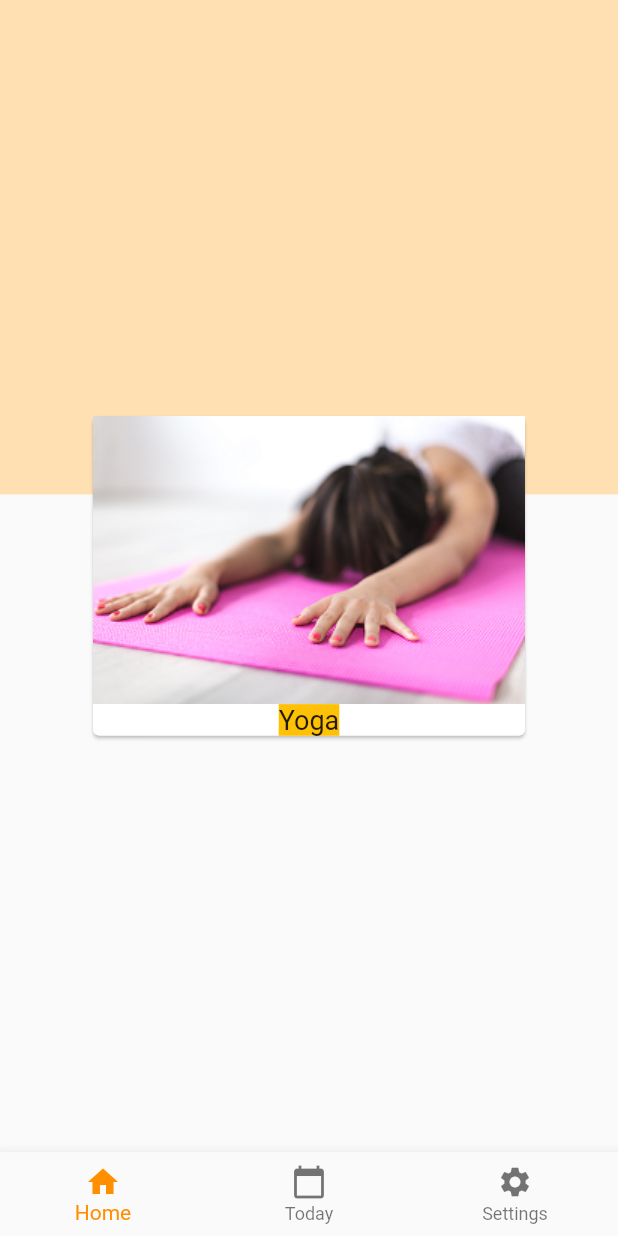
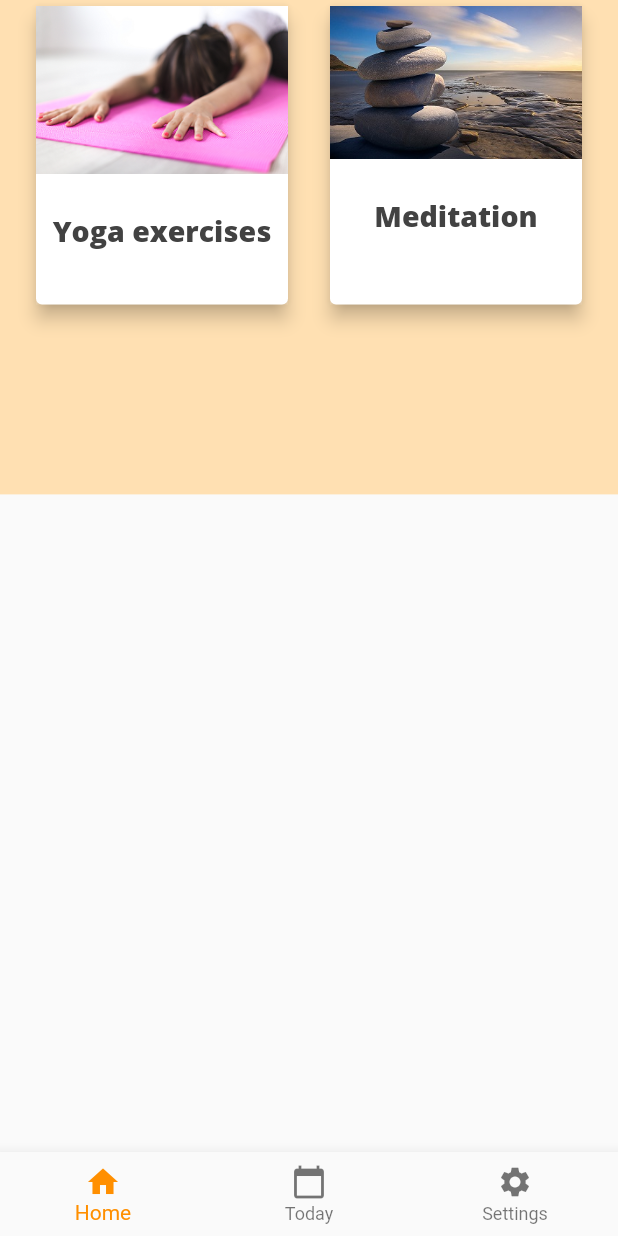
Before and after one commit to genakust/enjoy_app, a Flutter app: the screen it shows after launch, on a phone screen of 412 x 824 dp. Run offline on Flutter 3.47's test engine with Material 2 defaults, Android fonts, the phone set to English and light mode, and no system bars.

Commit message:
added the custom card

```diff
--- /dev/null
+++ b/lib/constants.dart
@@ -0,0 +1,9 @@
+import 'package:flutter/material.dart';
+
+TextStyle kCardCaption = TextStyle(
+  color: Colors.grey[800],
+  fontWeight: FontWeight.w900,
+  fontStyle: FontStyle.normal,
+  fontFamily: 'Open Sans',
+  fontSize: 19,
+);
--- a/lib/main.dart
+++ b/lib/main.dart
@@ -16,6 +16,11 @@ class MyApp extends StatelessWidget {
         visualDensity: VisualDensity.adaptivePlatformDensity,
       ),
       home: HomePage(),
+      routes: <String, WidgetBuilder>{
+        '/a': (BuildContext context) => HomePage(),
+        // '/b': (BuildContext context) => YogaScreen(),
+        // '/c': (BuildContext context) => MeditationScreen(),
+      },
     );
   }
 }
--- a/lib/screens/home_page.dart
+++ b/lib/screens/home_page.dart
@@ -1,3 +1,4 @@
+import 'package:enjoy_app/widgets/custom_card.dart';
 import 'package:flutter/material.dart';
 import 'package:enjoy_app/widgets/bottom_nav_bar.dart';
 
@@ -11,32 +12,37 @@ class _State extends State<HomePage> {
   Widget build(BuildContext context) {
     // width and height of device
     var size = MediaQuery.of(context).size;
-    var scaffold = Scaffold(
+    return Scaffold(
       body: Stack(
         children: <Widget>[
           Container(
             height: size.height * .40,
-            color: Color(0xFFffe0b2), // #ffe0b2 grey: 0xFF90a4ae
+            color: Color(0xFFffe0b2),
           ),
           SafeArea(
             child: Padding(
               padding: EdgeInsets.symmetric(horizontal: 20),
-              child: Center(
-                child: Card(
-                  child: Column(
-                    mainAxisSize: MainAxisSize.min,
-                    children: <Widget>[
-                      Image.asset("assets/images/fitness.png"),
-                      Text(
-                        'Yoga',
-                        style: TextStyle(
-                          fontSize: 18.0,
-                          backgroundColor: Colors.amber,
-                        ),
-                      ),
-                    ],
+              child: GridView.count(
+                crossAxisCount: 2,
+                childAspectRatio: .85,
+                crossAxisSpacing: 20,
+                mainAxisSpacing: 20,
+                children: <Widget>[
+                  CustomCard(
+                    imageSrc: "assets/images/fitness.png",
+                    caption: 'Yoga exercises',
+                    onTap: () {
+                      Navigator.pushNamed(context, '/b');
+                    },
                   ),
-                ),
+                  CustomCard(
+                    imageSrc: "assets/images/meditation.jpg",
+                    caption: 'Meditation',
+                    onTap: () {
+                      Navigator.pushNamed(context, '/c');
+                    },
+                  ),
+                ],
               ),
             ),
           ),
@@ -44,6 +50,5 @@ class _State extends State<HomePage> {
       ),
       bottomNavigationBar: MyBottomNavBar(),
     );
-    return scaffold;
   }
 }
--- /dev/null
+++ b/lib/screens/meditation_page.dart
@@ -0,0 +1,13 @@
+import 'package:flutter/material.dart';
+
+class MeditationScreen extends StatefulWidget {
+  @override
+  _MeditationScreenState createState() => _MeditationScreenState();
+}
+
+class _MeditationScreenState extends State<MeditationScreen> {
+  @override
+  Widget build(BuildContext context) {
+    return Container();
+  }
+}
--- /dev/null
+++ b/lib/widgets/custom_card.dart
@@ -0,0 +1,42 @@
+import 'package:flutter/material.dart';
+
+import '../constants.dart';
+
+class CustomCard extends StatelessWidget {
+  final String imageSrc;
+  final String caption;
+  final Function onTap;
+  const CustomCard({this.imageSrc, this.caption, this.onTap});
+  @override
+  Widget build(BuildContext context) {
+    return Card(
+      elevation: 5,
+      child: InkWell(
+        child: Container(
+          decoration: BoxDecoration(color: Colors.white12),
+          // height: 100,
+          // width: 160,
+          child: Column(
+            mainAxisSize: MainAxisSize.min,
+            crossAxisAlignment: CrossAxisAlignment.stretch,
+            children: <Widget>[
+              Image.asset(
+                imageSrc,
+                fit: BoxFit.cover,
+              ),
+              SizedBox(
+                height: 25,
+              ),
+              Text(
+                caption,
+                style: kCardCaption,
+                textAlign: TextAlign.center,
+              ),
+            ],
+          ),
+        ),
+        onTap: onTap,
+      ),
+    );
+  }
+}
--- a/models/database.dart
+++ b/models/database.dart
@@ -1,35 +1,34 @@
 import 'package:sqflite/sqflite.dart';
-import 'dart:async';
 import 'package:path/path.dart';
+// import 'dart:async';
 
 class DBProvider {
   DBProvider._();
   static final DBProvider db = DBProvider._();
 }
 
-class Queries{
-  static String kDatabaseName = 'yoga_db.db';
-  // Open the database and store the reference.
-  final Future<Database> database = openDatabase(
-    // Set the path to the database. Note: Using the `join` function from the
-    // `path` package is best practice to ensure the path is correctly
-    // constructed for each platform.
-    join(await getDatabasesPath(), kDatabaseName),
-  );
+//   String kDatabaseName = 'yoga_db.db';
 
-  // create a database
-  final Future<Database> database = openDatabase(
-  // Set the path to the database.
-  join(await getDatabasesPath(), kDatabaseName),
-  // When the database is first created, create a table to store dogs.
-  onCreate: (db, version) {
-    // Run the CREATE TABLE statement on the database.
-    return db.execute(
-      "CREATE TABLE yoga_poses(id INTEGER PRIMARY KEY, name TEXT, description Text, picture Text, duration REAL)",
-    );
-  },
-  // Set the version. This executes the onCreate function and provides a
-  // path to perform database upgrades and downgrades.
-  version: 1,
-);
-}
+//   // Open the database and store the reference.
+//   final Future<Database> database = openDatabase(
+//     // Set the path to the database. Note: Using the `join` function from the
+//     // `path` package is best practice to ensure the path is correctly
+//     // constructed for each platform.
+//     join(await getDatabasesPath(), kDatabaseName),
+//   );
+
+//   // create a database
+//   final Future<Database> database = openDatabase(
+//   // Set the path to the database.
+//   join(await getDatabasesPath(), kDatabaseName),
+//   // When the database is first created, create a table to store dogs.
+//   onCreate: (db, version) {
+//     // Run the CREATE TABLE statement on the database.
+//     return db.execute(
+//       "CREATE TABLE yoga_poses(id INTEGER PRIMARY KEY, name TEXT, description Text, picture Text, duration REAL)",
+//     );
+//   },
+//   // Set the version. This executes the onCreate function and provides a
+//   // path to perform database upgrades and downgrades.
+//   version: 1,
+// );
```
Also changed, not shown: pubspec.yaml (+11 -6 lines), assets/fonts/LICENSE.txt (added), assets/fonts/OpenSans-Bold.ttf (added), assets/fonts/OpenSans-BoldItalic.ttf (added), assets/fonts/OpenSans-ExtraBold.ttf (added), assets/fonts/OpenSans-ExtraBoldItalic.ttf (added), assets/fonts/OpenSans-Italic.ttf (added), assets/fonts/OpenSans-Light.ttf (added), assets/fonts/OpenSans-LightItalic.ttf (added), assets/fonts/OpenSans-Regular.ttf (added), assets/fonts/OpenSans-SemiBold.ttf (added), assets/fonts/OpenSans-SemiBoldItalic.ttf (added).
